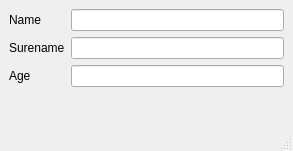
hongwei-bai/qt-hello-world, file LayoutsDemo/mainwindow.ui: the form before one commit.
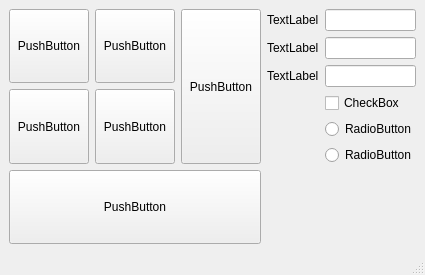
The form after the commit.

Commit message: lesson 7 layouts demo - all - grid and nested

```diff
--- a/LayoutsDemo/mainwindow.ui
+++ b/LayoutsDemo/mainwindow.ui
@@ -6,33 +6,87 @@
    <rect>
     <x>0</x>
     <y>0</y>
-    <width>293</width>
-    <height>151</height>
+    <width>362</width>
+    <height>275</height>
    </rect>
   </property>
   <property name="windowTitle">
    <string>MainWindow</string>
   </property>
   <widget class="QWidget" name="centralwidget">
+   <layout class="QGridLayout" name="gridLayout">
+    <item row="0" column="1">
+     <widget class="QPushButton" name="pushButton_3">
+      <property name="sizePolicy">
+       <sizepolicy hsizetype="Minimum" vsizetype="Preferred">
+        <horstretch>0</horstretch>
+        <verstretch>0</verstretch>
+       </sizepolicy>
+      </property>
+      <property name="text">
+       <string>PushButton</string>
+      </property>
+     </widget>
+    </item>
+    <item row="1" column="1">
+     <widget class="QPushButton" name="pushButton_4">
+      <property name="sizePolicy">
+       <sizepolicy hsizetype="Minimum" vsizetype="Preferred">
+        <horstretch>0</horstretch>
+        <verstretch>0</verstretch>
+       </sizepolicy>
+      </property>
+      <property name="text">
+       <string>PushButton</string>
+      </property>
+     </widget>
+    </item>
+    <item row="0" column="0">
+     <widget class="QPushButton" name="pushButton">
+      <property name="sizePolicy">
+       <sizepolicy hsizetype="Minimum" vsizetype="Preferred">
+        <horstretch>0</horstretch>
+        <verstretch>0</verstretch>
+       </sizepolicy>
+      </property>
+      <property name="text">
+       <string>PushButton</string>
+      </property>
+     </widget>
+    </item>
+    <item row="1" column="0">
+     <widget class="QPushButton" name="pushButton_2">
+      <property name="sizePolicy">
+       <sizepolicy hsizetype="Minimum" vsizetype="Preferred">
+        <horstretch>0</horstretch>
+        <verstretch>0</verstretch>
+       </sizepolicy>
+      </property>
+      <property name="text">
+       <string>PushButton</string>
+      </property>
+     </widget>
+    </item>
+    <item row="0" column="3" rowspan="3">
    <layout class="QFormLayout" name="formLayout">
     <item row="0" column="0">
      <widget class="QLabel" name="label">
       <property name="text">
-       <string>Name</string>
+         <string>TextLabel</string>
+        </property>
+       </widget>
+      </item>
+      <item row="1" column="0">
+       <widget class="QLabel" name="label_2">
+        <property name="text">
+         <string>TextLabel</string>
       </property>
      </widget>
     </item>
     <item row="2" column="0">
      <widget class="QLabel" name="label_3">
       <property name="text">
-       <string>Age</string>
-      </property>
-     </widget>
-    </item>
-    <item row="1" column="0">
-     <widget class="QLabel" name="label_2">
-      <property name="text">
-       <string>Surename</string>
+         <string>TextLabel</string>
       </property>
      </widget>
     </item>
@@ -45,6 +99,58 @@
     <item row="2" column="1">
      <widget class="QLineEdit" name="lineEdit_3"/>
     </item>
+      <item row="3" column="0">
+       <layout class="QVBoxLayout" name="verticalLayout_2"/>
+      </item>
+      <item row="3" column="1">
+       <widget class="QCheckBox" name="checkBox">
+        <property name="text">
+         <string>CheckBox</string>
+        </property>
+       </widget>
+      </item>
+      <item row="4" column="1">
+       <widget class="QRadioButton" name="radioButton">
+        <property name="text">
+         <string>RadioButton</string>
+        </property>
+       </widget>
+      </item>
+      <item row="5" column="1">
+       <widget class="QRadioButton" name="radioButton_2">
+        <property name="text">
+         <string>RadioButton</string>
+        </property>
+       </widget>
+      </item>
+     </layout>
+    </item>
+    <item row="0" column="2" rowspan="2">
+     <widget class="QPushButton" name="pushButton_5">
+      <property name="sizePolicy">
+       <sizepolicy hsizetype="Minimum" vsizetype="Preferred">
+        <horstretch>0</horstretch>
+        <verstretch>0</verstretch>
+       </sizepolicy>
+      </property>
+      <property name="text">
+       <string>PushButton</string>
+      </property>
+     </widget>
+    </item>
+    <item row="2" column="0" colspan="3">
+     <widget class="QPushButton" name="pushButton_6">
+      <property name="sizePolicy">
+       <sizepolicy hsizetype="Minimum" vsizetype="Preferred">
+        <horstretch>0</horstretch>
+        <verstretch>0</verstretch>
+       </sizepolicy>
+      </property>
+      <property name="text">
+       <string>PushButton</string>
+      </property>
+     </widget>
+    </item>
    </layout>
   </widget>
   <widget class="QMenuBar" name="menubar">
```
Left out of the diff: 2 changed lines with no effect on the pictures. Lines whose indentation alone changed are shown as unchanged.
